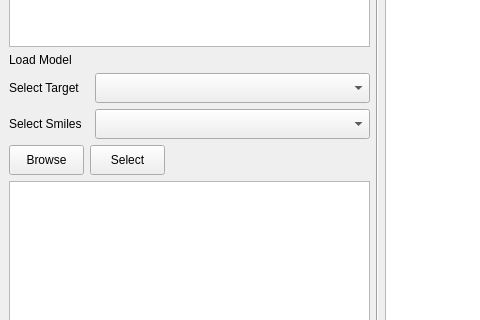
Before: the Qt Designer form QSAR-UI/mainwindow4.ui in sheMnapion/AI-QSAR, drawn with Qt 5; both pictures show x 0 to 480 and y 317 to 637 of the 1117 by 970 pixel window.
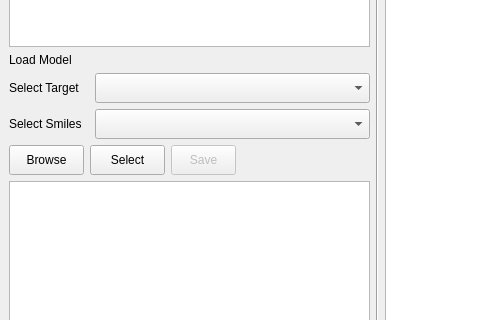
After: the same form once the commit is applied.

What changed in the file:
```diff
--- a/QSAR-UI/mainwindow4.ui
+++ b/QSAR-UI/mainwindow4.ui
@@ -20,7 +20,7 @@
    <string>MainWindow</string>
   </property>
   <widget class="QWidget" name="centralwidget">
-   <layout class="QHBoxLayout" name="horizontalLayout_8">
+   <layout class="QVBoxLayout" name="verticalLayout_4">
     <item>
      <layout class="QHBoxLayout" name="horizontalLayout_4" stretch="1,0,2">
       <item>
@@ -394,6 +394,28 @@
               </property>
              </widget>
             </item>
+            <item>
+             <widget class="QPushButton" name="modelSaveBtn">
+              <property name="enabled">
+               <bool>false</bool>
+              </property>
+              <property name="minimumSize">
+               <size>
+                <width>65</width>
+                <height>0</height>
+               </size>
+              </property>
+              <property name="maximumSize">
+               <size>
+                <width>65</width>
+                <height>30</height>
+               </size>
+              </property>
+              <property name="text">
+               <string>Save</string>
+              </property>
+             </widget>
+            </item>
             <item>
              <spacer name="horizontalSpacer">
               <property name="orientation">
```
